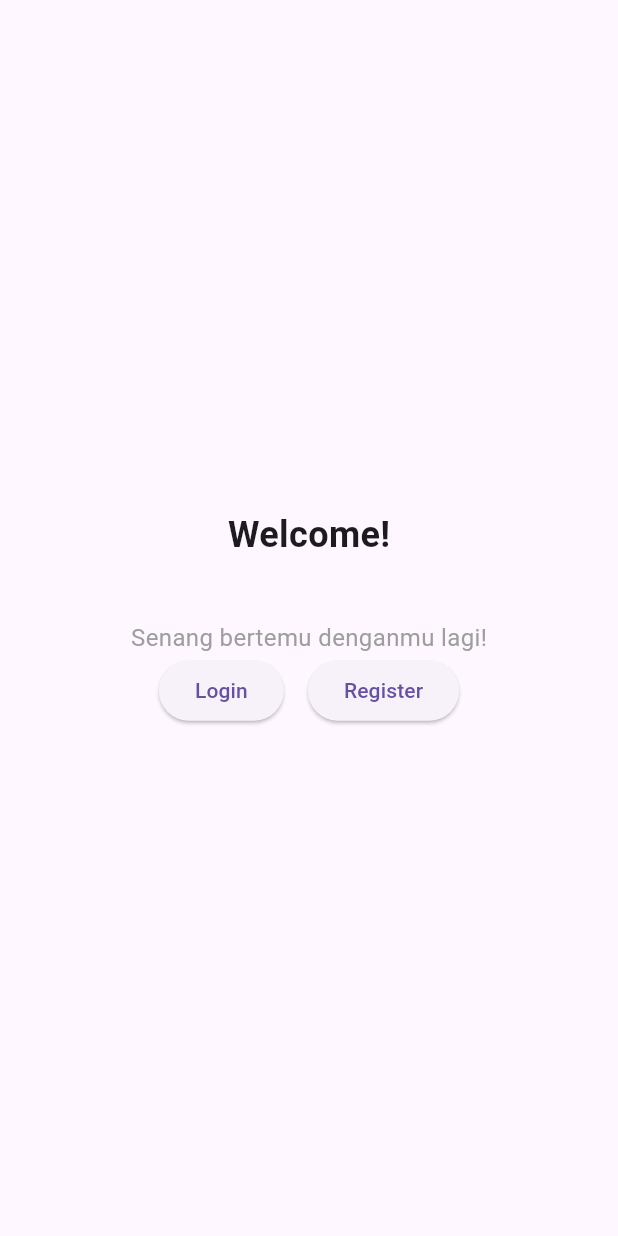
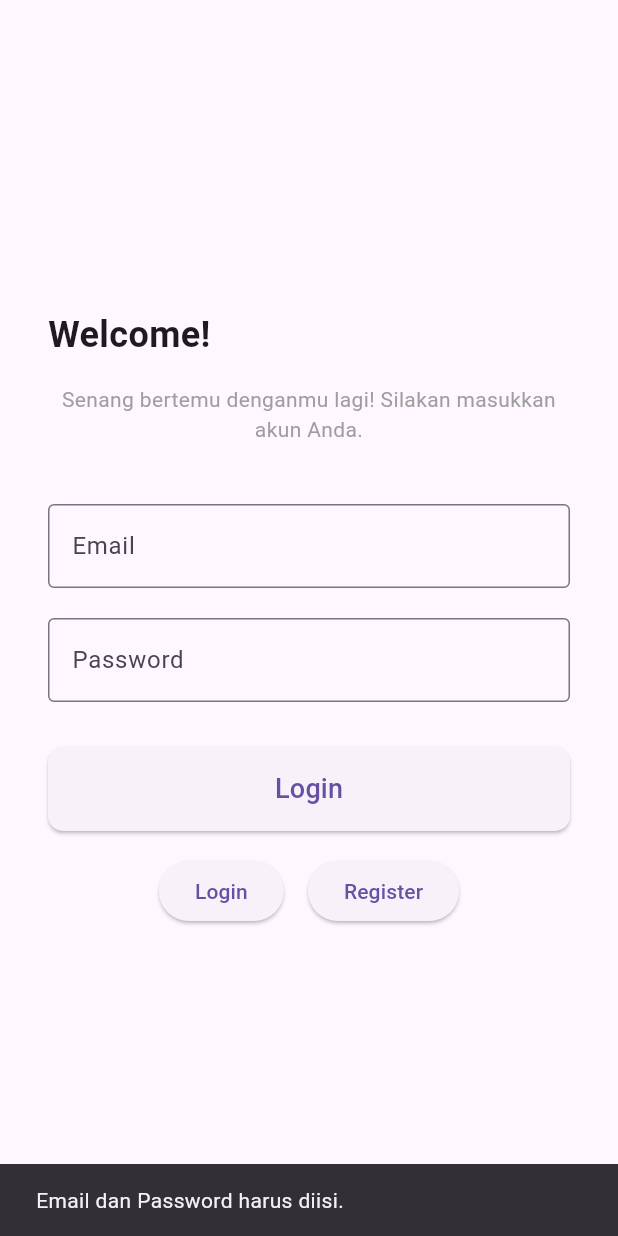
Before and after one commit to MeraditaWahyuWijaya/meraapss, a Flutter app: the LoginPage screen opened by its route, after a tap on "Login", on a phone screen of 412 x 824 dp. Run offline on Flutter 3.47's test engine with Material 3 defaults, Android fonts, the phone set to English and light mode, and no system bars; our stand-ins replace firebase_auth; accounts and stored records are empty.

Commit message:
feat: menambahkan halaman login dasar dan mencoba inetgrasi

```diff
--- a/lib/login_page.dart
+++ b/lib/login_page.dart
@@ -1,4 +1,13 @@
 import 'package:flutter/material.dart';
+import 'package:firebase_auth/firebase_auth.dart'; // Digunakan untuk Authentication
+// Import halaman tujuan setelah login sukses
+import 'home_screen.dart';
+// import 'package:http/http.dart' as http; // Tidak digunakan lagi untuk login
+// import 'dart:convert'; // Tidak digunakan lagi untuk login
+
+// -----------------------------------------------------------
+// WIDGET PEMBANTU (Helper Widgets)
+// -----------------------------------------------------------
 
 class CustomScaffold extends StatelessWidget {
   final Widget child;
@@ -26,38 +35,192 @@ class WelcomePart extends StatelessWidget {
   }
 }
 
+// Tombol Register diubah agar bisa memanggil fungsi register dari luar
 class RowButton extends StatelessWidget {
-  const RowButton({super.key});
+  final VoidCallback onRegisterPressed;
+  const RowButton({super.key, required this.onRegisterPressed});
 
   @override
   Widget build(BuildContext context) {
     return Row(
       mainAxisAlignment: MainAxisAlignment.center,
       children: [
+        // Tombol Login (hanya sebagai placeholder karena form utama sudah ada)
         ElevatedButton(onPressed: () {}, child: const Text("Login")),
         const SizedBox(width: 16),
-        ElevatedButton(onPressed: () {}, child: const Text("Register")),
+        // Tombol Register memanggil fungsi dari parent widget
+        ElevatedButton(
+          onPressed: onRegisterPressed, // Panggil fungsi register
+          child: const Text("Register")
+        ),
       ],
     );
   }
 }
 
-class LoginPage extends StatelessWidget {
+// -----------------------------------------------------------
+// WIDGET UTAMA (LOGIN PAGE)
+// -----------------------------------------------------------
+
+class LoginPage extends StatefulWidget {
   const LoginPage({super.key});
 
   @override
+  State<LoginPage> createState() => _LoginPageState();
+}
+
+class _LoginPageState extends State<LoginPage> {
+  final TextEditingController _emailController = TextEditingController();
+  final TextEditingController _passwordController = TextEditingController();
+
+  // ------------------------------------------------
+  // LOGIKA UTAMA FIREBASE AUTH
+  // ------------------------------------------------
+
+  Future<void> _login() async {
+    if (_emailController.text.isEmpty || _passwordController.text.isEmpty) {
+      ScaffoldMessenger.of(context).showSnackBar(
+        const SnackBar(content: Text('Email dan Password harus diisi.')),
+      );
+      return;
+    }
+
+    try {
+      // Panggil fungsi Login dari Firebase Auth
+      await FirebaseAuth.instance.signInWithEmailAndPassword(
+        email: _emailController.text.trim(),
+        password: _passwordController.text,
+      );
+
+      // Login SUKSES!
+      ScaffoldMessenger.of(context).showSnackBar(
+        const SnackBar(content: Text('Login Berhasil!')),
+      );
+
+      // Navigasi ke Home Screen
+      Navigator.pushReplacement(
+        context,
+        MaterialPageRoute(builder: (context) => const HomeScreen()),
+      );
+    } on FirebaseAuthException catch (e) {
+      // Handle Error yang spesifik dari Firebase
+      String errorMessage = "Login Gagal. Terjadi kesalahan.";
+
+      if (e.code == 'user-not-found') {
+        errorMessage = 'Pengguna tidak ditemukan.';
+      } else if (e.code == 'wrong-password') {
+        errorMessage = 'Password salah.';
+      } else if (e.code == 'invalid-email') {
+        errorMessage = 'Format email tidak valid.';
+      }
+
+      print("Firebase Error: ${e.code}");
+      ScaffoldMessenger.of(context).showSnackBar(
+        SnackBar(content: Text(errorMessage)),
+      );
+    } catch (e) {
+      // Handle error umum
+      ScaffoldMessenger.of(context).showSnackBar(
+        const SnackBar(content: Text('Terjadi kesalahan koneksi atau lainnya.')),
+      );
+    }
+  }
+
+  Future<void> _register() async {
+    // Fungsi Register (Bisa dipanggil dari RowButton)
+    if (_emailController.text.isEmpty || _passwordController.text.isEmpty) {
+      ScaffoldMessenger.of(context).showSnackBar(
+        const SnackBar(content: Text('Email dan Password harus diisi untuk Registrasi.')),
+      );
+      return;
+    }
+
+    try {
+      await FirebaseAuth.instance.createUserWithEmailAndPassword(
+        email: _emailController.text.trim(),
+        password: _passwordController.text,
+      );
+
+      // Registrasi SUKSES!
+      ScaffoldMessenger.of(context).showSnackBar(
+        const SnackBar(content: Text('Registrasi Berhasil! Silakan Login.')),
+      );
+
+      // Langsung lakukan login
+      _login();
+
+    } on FirebaseAuthException catch (e) {
+      String errorMessage = 'Registrasi Gagal.';
+      if (e.code == 'weak-password') {
+        errorMessage = 'Password terlalu lemah.';
+      } else if (e.code == 'email-already-in-use') {
+        errorMessage = 'Email sudah terdaftar.';
+      }
+
+      ScaffoldMessenger.of(context).showSnackBar(
+        SnackBar(content: Text(errorMessage)),
+      );
+    }
+  }
+
+
+  @override
   Widget build(BuildContext context) {
-    return const CustomScaffold(
-      child: Column(
-        mainAxisAlignment: MainAxisAlignment.center,
-        children: [
-          WelcomePart(),
-          SizedBox(height: 40),
-          Text( "Senang bertemu denganmu lagi!",
-          style: TextStyle(fontSize: 16, color: Colors.grey),
-          ),
-          RowButton(),
-        ],
+    return CustomScaffold(
+      child: SingleChildScrollView(
+        padding: const EdgeInsets.all(32.0),
+        child: Column(
+          mainAxisAlignment: MainAxisAlignment.center,
+          crossAxisAlignment: CrossAxisAlignment.stretch,
+          children: [
+            const WelcomePart(),
+            const SizedBox(height: 16),
+            const Text(
+              "Senang bertemu denganmu lagi! Silakan masukkan akun Anda.",
+              textAlign: TextAlign.center,
+              style: TextStyle(fontSize: 14, color: Colors.grey),
+            ),
+            const SizedBox(height: 40),
+
+            // INPUT EMAIL/USERNAME
+            TextFormField(
+              controller: _emailController,
+              decoration: const InputDecoration(
+                labelText: 'Email',
+                border: OutlineInputBorder(),
+              ),
+            ),
+            const SizedBox(height: 20),
+
+            // INPUT PASSWORD
+            TextFormField(
+              controller: _passwordController,
+              obscureText: true,
+              decoration: const InputDecoration(
+                labelText: 'Password',
+                border: OutlineInputBorder(),
+              ),
+            ),
+            const SizedBox(height: 30),
+
+            // TOMBOL LOGIN UTAMA
+            ElevatedButton(
+              onPressed: _login, // Memanggil fungsi login Firebase
+              style: ElevatedButton.styleFrom(
+                padding: const EdgeInsets.symmetric(vertical: 15),
+                shape: RoundedRectangleBorder(borderRadius: BorderRadius.circular(10)),
+              ),
+              child: const Text(
+                "Login",
+                style: TextStyle(fontSize: 18),
+              ),
+            ),
+
+            // TOMBOL REGISTER (Memanggil fungsi _register)
+            const SizedBox(height: 16),
+            RowButton(onRegisterPressed: _register),
+          ],
+        ),
       ),
     );
   }
```
